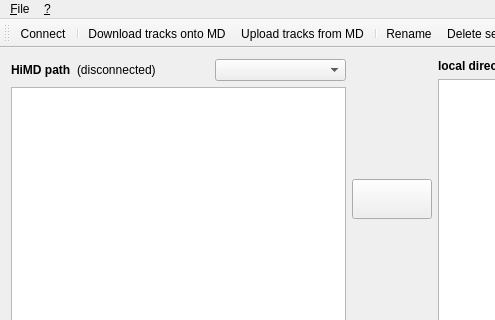
First picture: the form in qhimdtransfer/qhimdmainwindow.ui, repository linux-minidisc/linux-minidisc, before the edit; both pictures show x 0 to 495 and y 0 to 320 of the 784 by 539 pixel window.
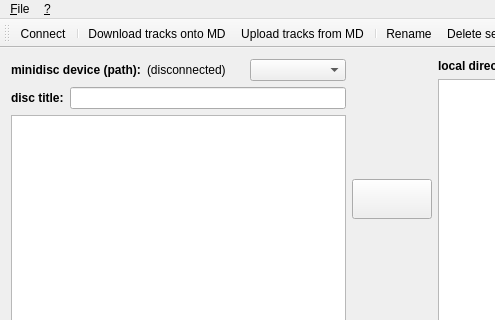
Second picture: the form after the edit. Icons and pictures are not drawn.

Commit message: Adopt QHiMDMainWindow to work with the new generic MiniDisc classes QMDDevice, QMDTrack and QMDTracks. Also update the project file for QHiMDTransfer for the changes in the MiniDisc classes.

Patch:
```diff
--- a/qhimdtransfer/qhimdmainwindow.ui
+++ b/qhimdtransfer/qhimdmainwindow.ui
@@ -35,7 +35,7 @@
            </font>
           </property>
           <property name="text">
-           <string>HiMD path</string>
+           <string>&lt;html&gt;&lt;head/&gt;&lt;body&gt;&lt;p&gt;minidisc device (path):&lt;/p&gt;&lt;/body&gt;&lt;/html&gt;</string>
           </property>
          </widget>
         </item>
@@ -51,6 +51,20 @@
         </item>
        </layout>
       </item>
+      <item>
+      <layout class="QHBoxLayout" name="horizontalLayout_4">
+       <item>
+        <widget class="QLabel" name="disc_title_text">
+         <property name="text">
+          <string>&lt;html&gt;&lt;head/&gt;&lt;body&gt;&lt;p&gt;&lt;span style=&quot; font-weight:600;&quot;&gt;disc title:&lt;/span&gt;&lt;/p&gt;&lt;/body&gt;&lt;/html&gt;</string>
+         </property>
+        </widget>
+       </item>
+       <item>
+        <widget class="QLineEdit" name="DiscTitle"/>
+       </item>
+      </layout>
+      </item>
       <item>
        <widget class="QTreeView" name="TrackList">
         <property name="editTriggers">
```
Left out of the diff: 2 changed lines with no effect on the pictures. The commit also changes 3 other files.
